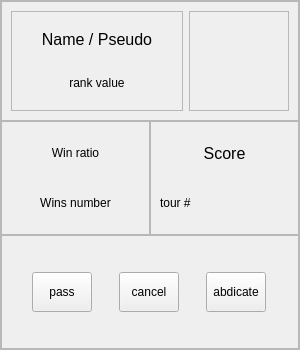
Before: the Qt Designer form src/gui/playerhud.ui in Zugzwangs/Gomina, drawn with Qt 5.
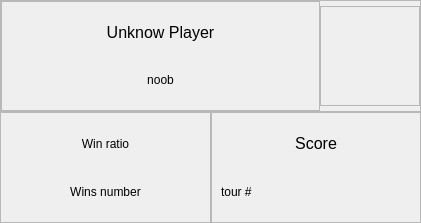
After: the same form once the commit is applied. Icons and pictures are not drawn.

Commit message: modification de la classe maman de PlayerHud.ui.

Diff of the .ui file:
```diff
--- a/src/gui/playerhud.ui
+++ b/src/gui/playerhud.ui
@@ -1,13 +1,13 @@
 <?xml version="1.0" encoding="UTF-8"?>
 <ui version="4.0">
  <class>PlayerHud</class>
- <widget class="QScrollArea" name="PlayerHud">
+ <widget class="QFrame" name="PlayerHud">
   <property name="geometry">
    <rect>
     <x>0</x>
     <y>0</y>
-    <width>300</width>
-    <height>350</height>
+    <width>421</width>
+    <height>223</height>
    </rect>
   </property>
   <property name="minimumSize">
@@ -22,20 +22,8 @@
   <property name="lineWidth">
    <number>1</number>
   </property>
-  <property name="widgetResizable">
+  <property name="widgetResizable" stdset="0">
    <bool>true</bool>
-  </property>
-  <property name="alignment">
-   <set>Qt::AlignCenter</set>
-  </property>
-  <widget class="QWidget" name="scrollAreaWidgetContents">
-   <property name="geometry">
-    <rect>
-     <x>0</x>
-     <y>0</y>
-     <width>298</width>
-     <height>348</height>
-    </rect>
    </property>
    <layout class="QVBoxLayout" name="verticalLayout">
     <property name="spacing">
@@ -64,7 +52,22 @@
       <property name="frameShadow">
        <enum>QFrame::Raised</enum>
       </property>
-      <layout class="QHBoxLayout" name="horizontalLayout_2">
+     <layout class="QHBoxLayout" name="hLayout_ID">
+      <property name="spacing">
+       <number>0</number>
+      </property>
+      <property name="leftMargin">
+       <number>0</number>
+      </property>
+      <property name="topMargin">
+       <number>0</number>
+      </property>
+      <property name="rightMargin">
+       <number>0</number>
+      </property>
+      <property name="bottomMargin">
+       <number>0</number>
+      </property>
        <item>
         <widget class="QFrame" name="frame_identity">
          <property name="frameShape">
@@ -84,7 +87,7 @@
              </font>
             </property>
             <property name="text">
-             <string>Name / Pseudo</string>
+            <string>Unknow Player</string>
             </property>
             <property name="alignment">
              <set>Qt::AlignCenter</set>
@@ -94,7 +97,7 @@
           <item>
            <widget class="QLabel" name="lb_rank">
             <property name="text">
-             <string>rank value</string>
+            <string>noob</string>
             </property>
             <property name="alignment">
              <set>Qt::AlignCenter</set>
@@ -131,7 +134,7 @@
           <string/>
          </property>
          <property name="pixmap">
-          <pixmap resource="res.qrc">:/res/default_avatar.png</pixmap>
+         <pixmap resource="../res.qrc">:/res/default_avatar.png</pixmap>
          </property>
          <property name="scaledContents">
           <bool>true</bool>
@@ -177,7 +180,7 @@
           <enum>QFrame::StyledPanel</enum>
          </property>
          <property name="frameShadow">
-          <enum>QFrame::Raised</enum>
+         <enum>QFrame::Plain</enum>
          </property>
          <layout class="QVBoxLayout" name="verticalLayout_4">
           <item>
@@ -238,100 +241,9 @@
         </widget>
        </item>
       </layout>
-      <zorder>frame_id</zorder>
-      <zorder>frame_stats</zorder>
-      <zorder>frame_score</zorder>
-     </widget>
-    </item>
-    <item>
-     <widget class="QFrame" name="frame_action">
-      <property name="frameShape">
-       <enum>QFrame::StyledPanel</enum>
-      </property>
-      <property name="frameShadow">
-       <enum>QFrame::Raised</enum>
-      </property>
-      <layout class="QHBoxLayout" name="horizontalLayout_3">
-       <item>
-        <widget class="QPushButton" name="bt_pass">
-         <property name="sizePolicy">
-          <sizepolicy hsizetype="Fixed" vsizetype="Fixed">
-           <horstretch>0</horstretch>
-           <verstretch>0</verstretch>
-          </sizepolicy>
-         </property>
-         <property name="minimumSize">
-          <size>
-           <width>60</width>
-           <height>40</height>
-          </size>
-         </property>
-         <property name="maximumSize">
-          <size>
-           <width>60</width>
-           <height>40</height>
-          </size>
-         </property>
-         <property name="text">
-          <string>pass</string>
-         </property>
-        </widget>
-       </item>
-       <item>
-        <widget class="QPushButton" name="bt_cancel">
-         <property name="sizePolicy">
-          <sizepolicy hsizetype="Fixed" vsizetype="Fixed">
-           <horstretch>0</horstretch>
-           <verstretch>0</verstretch>
-          </sizepolicy>
-         </property>
-         <property name="minimumSize">
-          <size>
-           <width>60</width>
-           <height>40</height>
-          </size>
-         </property>
-         <property name="maximumSize">
-          <size>
-           <width>60</width>
-           <height>40</height>
-          </size>
-         </property>
-         <property name="text">
-          <string>cancel</string>
-         </property>
-        </widget>
-       </item>
-       <item>
-        <widget class="QPushButton" name="bt_abdicate">
-         <property name="sizePolicy">
-          <sizepolicy hsizetype="Fixed" vsizetype="Fixed">
-           <horstretch>0</horstretch>
-           <verstretch>0</verstretch>
-          </sizepolicy>
-         </property>
-         <property name="minimumSize">
-          <size>
-           <width>60</width>
-           <height>40</height>
-          </size>
-         </property>
-         <property name="maximumSize">
-          <size>
-           <width>60</width>
-           <height>40</height>
-          </size>
-         </property>
-         <property name="text">
-          <string>abdicate</string>
-         </property>
-        </widget>
-       </item>
-      </layout>
-     </widget>
-    </item>
-   </layout>
-  </widget>
+    </widget>
+   </item>
+  </layout>
  </widget>
  <resources>
   <include location="res.qrc"/>
```
Left out of the diff: 2 changed lines with no effect on the pictures. Lines whose indentation alone changed are shown as unchanged. The commit also changes 15 other files.
